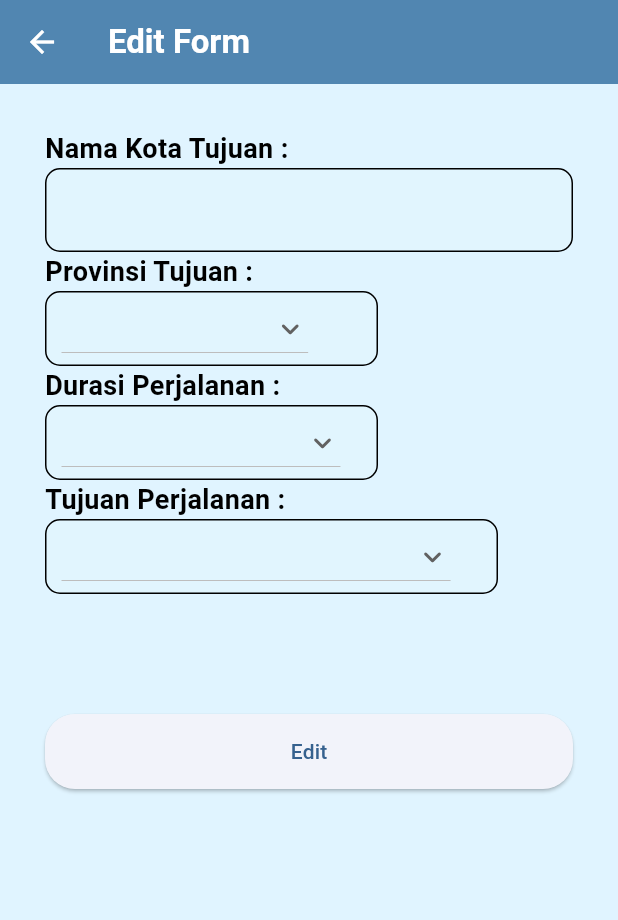
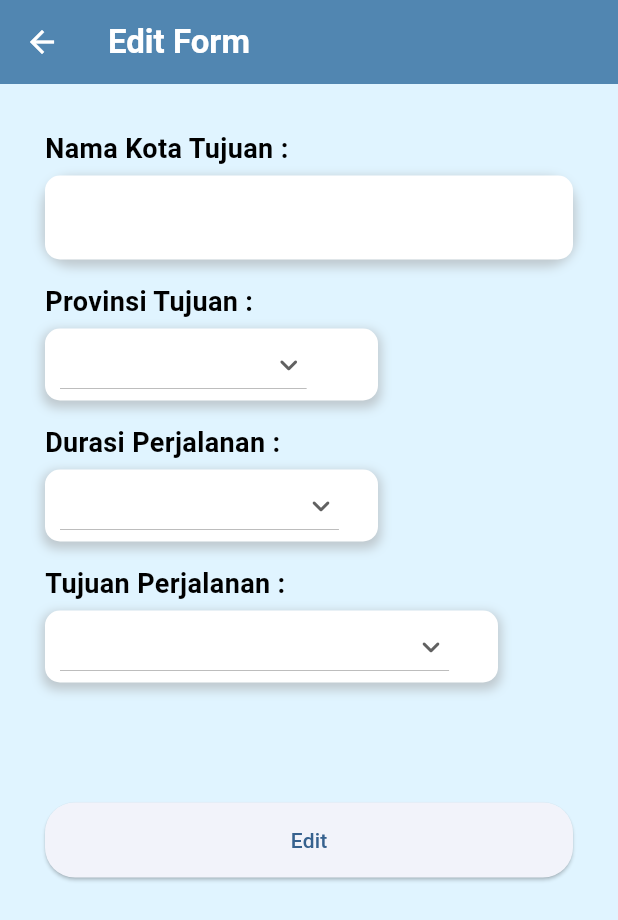
Before and after one commit to thekill022/travel_healtcare, a Flutter app: the UpdateFormPerjalanan screen opened directly, on a phone screen of 412 x 824 dp. Shown: the top 920 px of the screen. Run offline on Flutter 3.47's test engine with Material 3 defaults, Android fonts, the phone set to English and light mode, and no system bars; our stand-ins replace iconsax, shared_preferences; accounts and stored records are empty; network calls fail.

Commit message:
memperbaiki tampilan edit dan form perjalanan

```diff
--- a/lib/controller/symptom_controller.dart
+++ b/lib/controller/symptom_controller.dart
@@ -2,10 +2,11 @@ import 'dart:convert';
 
 import 'package:http/http.dart' as http;
 import 'package:shared_preferences/shared_preferences.dart';
+import 'package:travel_healthcare/controller/travelhistory_controller.dart';
 import 'package:travel_healthcare/model/SymptomModel.dart';
 
 class SymptomController {
-  final String apiUrl = 'http://10.0.2.2:5000/api/symptoms/';
+  final String apiUrl = '$baseUrl/symptoms/';
   Future<List<SymptomModel>> getSymptoms() async {
     try {
       final SharedPreferences prefs = await SharedPreferences.getInstance();
--- a/lib/controller/travelhistory_controller.dart
+++ b/lib/controller/travelhistory_controller.dart
@@ -4,8 +4,11 @@ import 'package:http/http.dart' as http;
 import 'package:shared_preferences/shared_preferences.dart';
 import 'package:travel_healthcare/model/travelhistory_model.dart';
 
+final String baseUrl = "http://10.0.2.2:5000/api";
+final String baseUrlProd = "http://18.141.237.4:5000/api";
+
 class TravelHistoryController {
-  final String apiUrl = 'http://10.0.2.2:5000/api/travels';
+  final String apiUrl = '$baseUrl/travels';
 
   Future<void> createTravelHistory(TravelHistoryModel travelHistory) async {
     try {
--- a/lib/views/login.dart
+++ b/lib/views/login.dart
@@ -3,6 +3,7 @@ import 'dart:convert';
 import 'package:flutter/material.dart';
 import 'package:http/http.dart' as http;
 import 'package:shared_preferences/shared_preferences.dart';
+import 'package:travel_healthcare/controller/travelhistory_controller.dart';
 import 'package:travel_healthcare/homenavbar.dart';
 import 'package:travel_healthcare/views/register.dart';
 
@@ -28,7 +29,7 @@ class _LoginPageState extends State<LoginPage> {
 
   String? password;
 
-  static const String apiUrl = 'http://10.0.2.2:5000/api/users/login';
+  static String apiUrl = '$baseUrl/users/login';
 
   Future<void> loginUser() async {
     if (_formKey.currentState?.validate() ?? false) {
--- a/lib/views/perjalanan/edit_form_perjalanan.dart
+++ b/lib/views/perjalanan/edit_form_perjalanan.dart
@@ -140,20 +140,36 @@ class _UpdateFormPerjalananState extends State<UpdateFormPerjalanan> {
                     ),
                   ),
                 ),
-                TextFormField(
+                const SizedBox(height: 5),
+                Container(
+                  decoration: BoxDecoration(
+                    borderRadius: BorderRadius.circular(20),
+                    boxShadow: [
+                      BoxShadow(
+                        color: Colors.grey.withOpacity(0.5),
+                        spreadRadius: 2,
+                        blurRadius: 5,
+                        offset: Offset(0, 3),
+                      ),
+                    ],
+                  ),
+                  child: TextFormField(
                     // controller: _kotaTujuan,
                     keyboardType: TextInputType.name,
                     decoration: InputDecoration(
                       filled: true,
-                    fillColor: Colors.lightBlue[
-                        50], // Set the background color to light blue
+                      fillColor: Colors
+                          .white, // Set the background color to light blue
                       border: OutlineInputBorder(
+                        borderSide:
+                            BorderSide(color: Colors.transparent, width: 0),
                         borderRadius: BorderRadius.circular(10),
                       ),
                       enabledBorder: OutlineInputBorder(
                         borderRadius: BorderRadius.circular(10),
-                      borderSide: const BorderSide(
-                          color: Colors.black), // Set border color
+                        borderSide: BorderSide(
+                            color: Colors.transparent,
+                            width: 0), // Set border color
                       ),
                     ),
                     onSaved: (value) {
@@ -161,6 +177,8 @@ class _UpdateFormPerjalananState extends State<UpdateFormPerjalanan> {
                     },
                     initialValue: widget.kotaTujuan,
                   ),
+                ),
+                const SizedBox(height: 15),
                 Container(
                   alignment: Alignment.centerLeft,
                   child: const Text(
@@ -172,18 +190,26 @@ class _UpdateFormPerjalananState extends State<UpdateFormPerjalanan> {
                     ),
                   ),
                 ),
+                const SizedBox(height: 5),
                 Container(
                   alignment: Alignment.centerLeft,
                   padding: const EdgeInsets.only(left: 10),
                   margin: const EdgeInsets.only(right: 130),
                   decoration: BoxDecoration(
-                      color: Colors.lightBlue[50],
-                      border: Border.all(color: Colors.black, width: 1),
+                      boxShadow: [
+                        BoxShadow(
+                          color: Colors.grey.withOpacity(0.5),
+                          spreadRadius: 2,
+                          blurRadius: 5,
+                          offset: Offset(0, 3),
+                        ),
+                      ],
+                      color: Colors.white,
                       borderRadius: BorderRadius.circular(10)),
                   child: DropdownButton(
                     borderRadius: BorderRadius.circular(10),
                     icon: const Icon(Icons.keyboard_arrow_down_rounded),
-                    dropdownColor: Colors.lightBlueAccent,
+                    dropdownColor: Colors.white,
                     value: newprovinsiTujuan,
                     items: generateProvinsi(daftarProvinsi),
                     onChanged: (item) {
@@ -193,6 +219,7 @@ class _UpdateFormPerjalananState extends State<UpdateFormPerjalanan> {
                     },
                   ),
                 ),
+                const SizedBox(height: 15),
                 Container(
                   alignment: Alignment.centerLeft,
                   child: const Text(
@@ -204,13 +231,21 @@ class _UpdateFormPerjalananState extends State<UpdateFormPerjalanan> {
                     ),
                   ),
                 ),
+                const SizedBox(height: 5),
                 Container(
                   alignment: Alignment.centerLeft,
                   padding: const EdgeInsets.only(left: 10),
                   margin: const EdgeInsets.only(right: 130),
                   decoration: BoxDecoration(
-                      color: Colors.lightBlue[50],
-                      border: Border.all(color: Colors.black, width: 1),
+                      boxShadow: [
+                        BoxShadow(
+                          color: Colors.grey.withOpacity(0.5),
+                          spreadRadius: 2,
+                          blurRadius: 5,
+                          offset: Offset(0, 3),
+                        ),
+                      ],
+                      color: Colors.white,
                       borderRadius: BorderRadius.circular(10)),
                   child: DropdownButton(
                     borderRadius: BorderRadius.circular(10),
@@ -225,6 +260,7 @@ class _UpdateFormPerjalananState extends State<UpdateFormPerjalanan> {
                     },
                   ),
                 ),
+                const SizedBox(height: 15),
                 Container(
                   alignment: Alignment.centerLeft,
                   child: const Text(
@@ -236,13 +272,21 @@ class _UpdateFormPerjalananState extends State<UpdateFormPerjalanan> {
                     ),
                   ),
                 ),
+                const SizedBox(height: 5),
                 Container(
                   alignment: Alignment.centerLeft,
                   padding: const EdgeInsets.only(left: 10),
                   margin: const EdgeInsets.only(right: 50),
                   decoration: BoxDecoration(
-                      color: Colors.lightBlue[50],
-                      border: Border.all(color: Colors.black, width: 1),
+                      boxShadow: [
+                        BoxShadow(
+                          color: Colors.grey.withOpacity(0.5),
+                          spreadRadius: 2,
+                          blurRadius: 5,
+                          offset: Offset(0, 3),
+                        ),
+                      ],
+                      color: Colors.white,
                       borderRadius: BorderRadius.circular(10)),
                   child: DropdownButton(
                     borderRadius: BorderRadius.circular(10),
--- a/lib/views/perjalanan/form_perjalanan.dart
+++ b/lib/views/perjalanan/form_perjalanan.dart
@@ -122,6 +122,7 @@ class _FormPerjalananState extends State<FormPerjalanan> {
                       ),
                     ),
                   ),
+                  const SizedBox(height: 5),
                   Container(
                     decoration: BoxDecoration(
                       borderRadius: BorderRadius.circular(20),
@@ -169,6 +170,7 @@ class _FormPerjalananState extends State<FormPerjalanan> {
                       ),
                     ),
                   ),
+                  const SizedBox(height: 5),
                   Container(
                     alignment: Alignment.centerLeft,
                     padding: const EdgeInsets.only(left: 10),
@@ -210,6 +212,7 @@ class _FormPerjalananState extends State<FormPerjalanan> {
                       ),
                     ),
                   ),
+                  const SizedBox(height: 5),
                   Container(
                     alignment: Alignment.centerLeft,
                     padding: const EdgeInsets.only(left: 10),
@@ -251,6 +254,7 @@ class _FormPerjalananState extends State<FormPerjalanan> {
                       ),
                     ),
                   ),
+                  const SizedBox(height: 5),
                   Container(
                     alignment: Alignment.centerLeft,
                     padding: const EdgeInsets.only(left: 10),
--- a/lib/views/register.dart
+++ b/lib/views/register.dart
@@ -2,6 +2,7 @@ import 'dart:convert';
 
 import 'package:flutter/material.dart';
 import 'package:http/http.dart' as http;
+import 'package:travel_healthcare/controller/travelhistory_controller.dart';
 import 'package:travel_healthcare/homenavbar.dart';
 
 class RegisterPage extends StatefulWidget {
@@ -39,7 +40,7 @@ class _RegisterPageState extends State<RegisterPage> {
 
       try {
         final http.Response response = await http.post(
-          Uri.parse('http://10.0.2.2:5000/api/users/register'),
+          Uri.parse('$baseUrl/users/register'),
           headers: {'Content-Type': 'application/json'},
           body: json.encode(data),
         );
```
Lines whose indentation alone changed are shown as unchanged.
